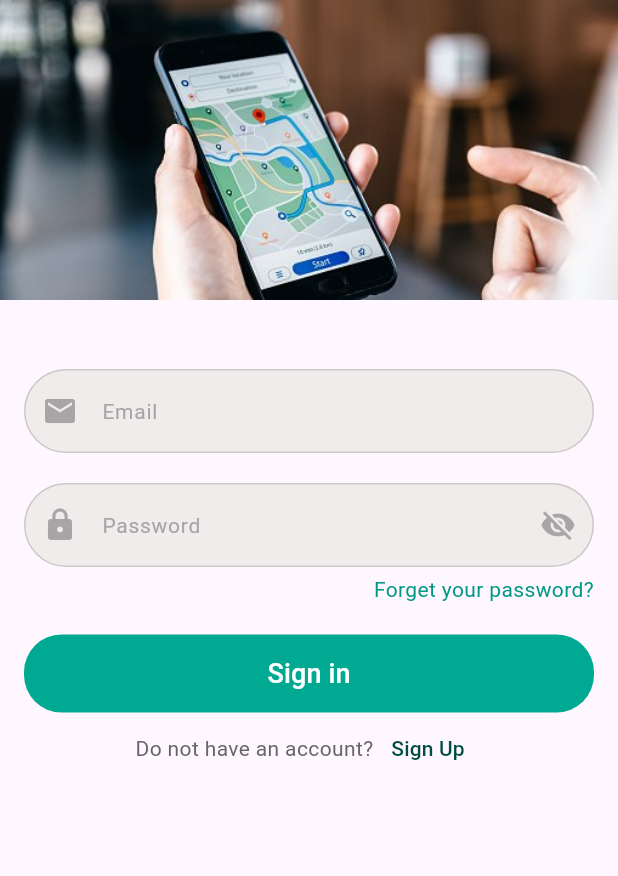
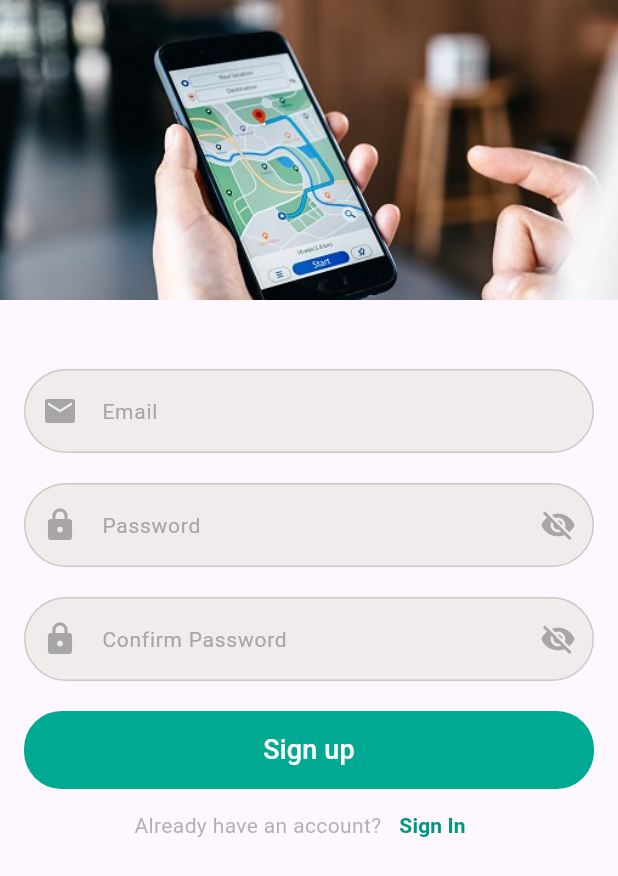
Before and after one commit to RadwaAshraf1/guide_app, a Flutter app: the SignInUser screen opened directly, after a tap on "Sign Up", on a phone screen of 412 x 824 dp. Shown: the top 876 px of the screen. Run offline on Flutter 3.47's test engine with Material 3 defaults, Android fonts, the phone set to English and light mode, and no system bars; our stand-ins replace pin_code_fields; Roboto replaces fonts that are missing (assets/fonts/Inter-Regular.ttf).

```diff
--- a/lib/approute.dart
+++ b/lib/approute.dart
@@ -5,6 +5,7 @@ import 'package:guide/view/screens/user_forgetpassword.dart';
 import 'package:guide/view/screens/user_otpscreen.dart';
 import 'package:guide/view/screens/user_resetpassword.dart';
 import 'package:guide/view/screens/user_signin.dart';
+import 'package:guide/view/screens/user_signup.dart';
 import 'package:guide/view/screens/user_successpasswors.dart';
 
 class AppRoute{
@@ -21,6 +22,10 @@ class AppRoute{
        case userLoginScreen:
         return MaterialPageRoute(
           builder: (_) =>const SignInUser(),
+        );
+       case userSignUpScreen:
+        return MaterialPageRoute(
+          builder: (_) => SignupUser(),
         );
        case otpScreen:
         return MaterialPageRoute(
--- a/lib/constants/strings.dart
+++ b/lib/constants/strings.dart
@@ -1,5 +1,6 @@
 const adminLoginScreen = '/admin-login-screen';
 const userLoginScreen = '/user-login-screen';
+const userSignUpScreen = '/user-signup-screen';
 const splashScreen = '/splash-screen';
 const otpScreen = '/otp-screen';
 const forgetScreen = '/forget-screen';
--- a/lib/view/screens/user_signin.dart
+++ b/lib/view/screens/user_signin.dart
@@ -98,22 +98,17 @@ class _SignInUserState extends State<SignInUser> {
                   Row(
                     mainAxisAlignment: MainAxisAlignment.center,
                     children: [
-                      const Text(
+                       Text(
                         "Do not have an account?",
-                        style: TextStyle(color: gray1),
+                        style: TextStyle(color: gray1.withOpacity(.5)),
                       ),
                       TextButton(
                           onPressed: () {
-                            // Navigator.push(
-                            //   context,
-                            //   MaterialPageRoute(
-                            //     builder: (context) => const SignupUser(),
-                            //   ),
-                            // );
+                            Navigator.of(context).pushNamed(userSignUpScreen);
                           },
                           child: const Text(
                             'Sign Up',
-                            style: TextStyle(color: green2),
+                            style: TextStyle(color: green1,fontWeight: FontWeight.bold),
                           )),
                     ],
                   )
--- /dev/null
+++ b/lib/view/screens/user_signup.dart
@@ -0,0 +1,102 @@
+import 'package:flutter/material.dart';
+import 'package:guide/constants/colots.dart';
+import 'package:guide/constants/strings.dart';
+import 'package:guide/view/widgets/custombutton.dart';
+import 'package:guide/view/widgets/customsizedbox.dart';
+import 'package:guide/view/widgets/customtextformfield.dart';
+
+
+// ignore: must_be_immutable
+class SignupUser extends StatelessWidget {
+   SignupUser({super.key});
+
+  final GlobalKey<FormState> formKey = GlobalKey();
+
+  TextEditingController email = TextEditingController();
+
+  TextEditingController password = TextEditingController();
+
+  TextEditingController confirmPassword = TextEditingController();
+
+  @override
+  Widget build(BuildContext context) {
+    return Scaffold(
+        appBar: AppBar(
+          backgroundColor: white,
+          toolbarHeight: 200,
+          actions: const [CustomSizedBox()],
+        ),
+        body: Form(
+          key: formKey,
+          child: Padding(
+            padding: const EdgeInsets.all(16.0),
+            child: ListView(children: [
+
+              const SizedBox(
+                height: 30,
+              ),
+              CustomTextFormField(
+                keyboardType: TextInputType.emailAddress,
+                controller: email,
+                labelText: 'Email',
+                prefixIcon: const Icon(
+                  Icons.mail,
+                  color: gray2,
+                ),
+              ),
+              const SizedBox(
+                height: 20,
+              ),
+              CustomTextFormField(
+                passwordInvisible: true,
+                keyboardType: TextInputType.visiblePassword,
+                controller: password,
+                labelText: 'Password',
+                prefixIcon: const Icon(
+                  Icons.lock,
+                  color: gray2,
+                ),
+                suffixIcon: const Icon(Icons.visibility_off, color: gray2),
+              ),
+              const SizedBox(
+                height: 20,
+              ),
+              CustomTextFormField(
+                passwordInvisible: true,
+                keyboardType: TextInputType.visiblePassword,
+                controller: confirmPassword,
+                labelText: 'Confirm Password',
+                prefixIcon: const Icon(
+                  Icons.lock,
+                  color: gray2,
+                ),
+                suffixIcon: const Icon(Icons.visibility_off, color: gray2),
+              ),
+              const SizedBox(
+                height: 20,
+              ),
+              const CustomButonAdmin(
+                  text: 'Sign up',
+              ),
+              Row(
+                mainAxisAlignment: MainAxisAlignment.center,
+                children: [
+                   Text(
+                    "Already have an account?",
+                    style: TextStyle(color: gray1.withOpacity(.5)),
+                  ),
+                  TextButton(
+                      onPressed: () {
+                        Navigator.of(context).pushNamed(userLoginScreen);
+                      },
+                      child: const Text(
+                        'Sign In',
+                        style: TextStyle(color: green1,fontWeight: FontWeight.bold),
+                      )),
+                ],
+              ),
+            ]),
+          ),
+        ));
+  }
+}
--- a/lib/view/widgets/customtextformfield.dart
+++ b/lib/view/widgets/customtextformfield.dart
@@ -26,6 +26,7 @@ class CustomTextFormField extends StatelessWidget {
   @override
   Widget build(BuildContext context) {
     return TextFormField(
+
        onSaved: onSaved,
       // validator: (val) {
       //         if (val == "") {
```
